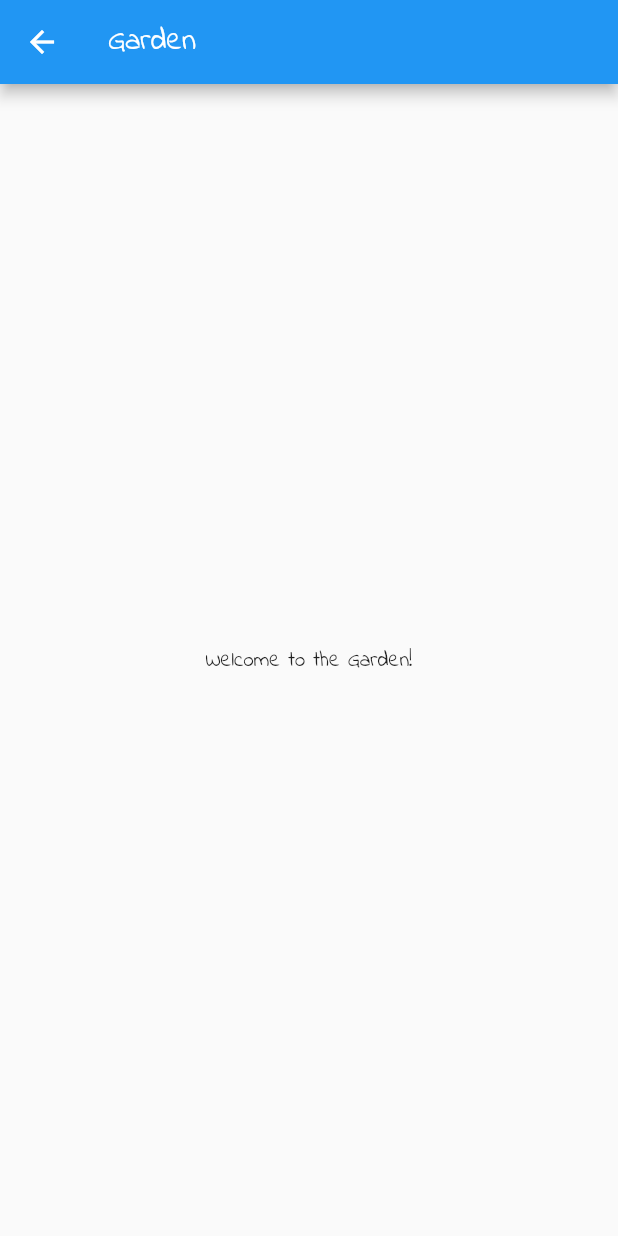
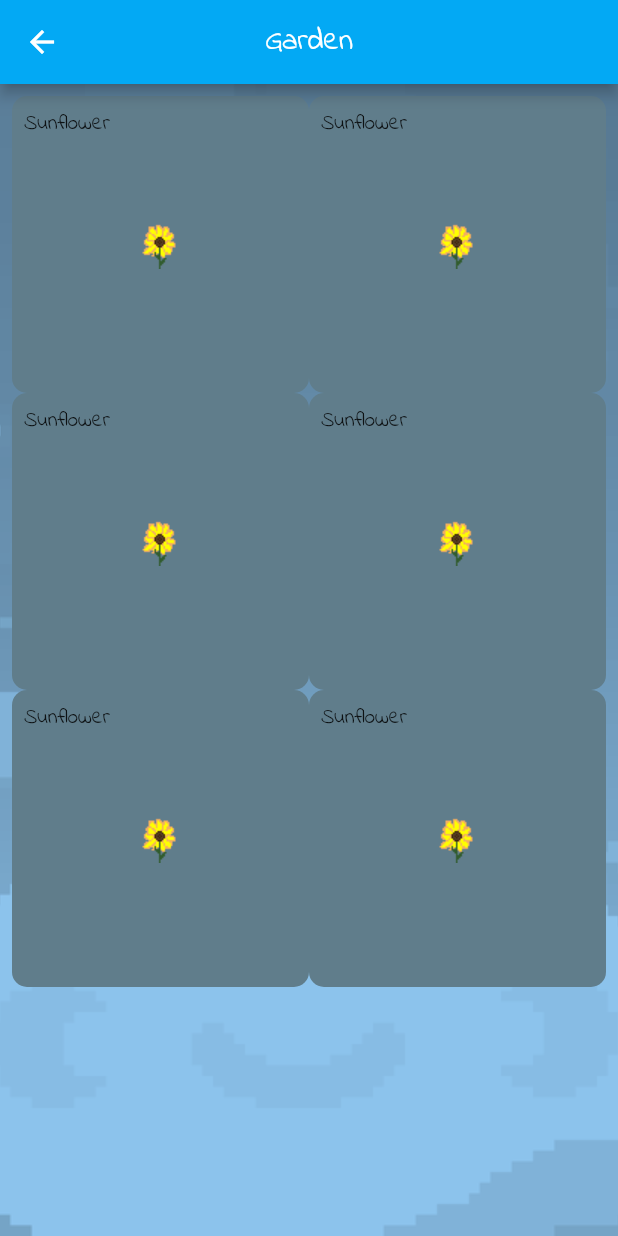
Before and after one commit to yuuutong/Orbital-Project, a Flutter app: the HomeScreen screen opened directly, in the side drawer, after a tap on "Garden", on a phone screen of 412 x 824 dp. Run offline on Flutter 3.47's test engine with Material 2 defaults, Android fonts, the light colour scheme and no system bars; our stand-ins replace cloud_firestore, firebase_auth, firebase_core, fl_chart, flutter_spinkit, flutter_tags and 1 more; missing offline and left inert: dart:ffi; accounts and stored records are empty.

Commit message:
Garden edits
added flower
indent edits

```diff
--- /dev/null
+++ b/sleeplah/lib/Component/flower_tile.dart
@@ -0,0 +1,33 @@
+import 'package:flutter/material.dart';
+
+class Flower extends StatefulWidget {
+  // const Flower({super.key});
+
+  String flowerName;
+  AssetImage flowerImage;
+
+  Flower(this.flowerName, this.flowerImage);
+
+  @override
+  State<Flower> createState() => _FlowerState(flowerName, flowerImage);
+}
+
+class _FlowerState extends State<Flower> {
+  String flowerName;
+  AssetImage flowerImage;
+
+  _FlowerState(this.flowerName, this.flowerImage);
+
+  @override
+  Widget build(BuildContext context) {
+    return Container(
+      padding: const EdgeInsets.all(8.0),
+      decoration: BoxDecoration(
+        image: DecorationImage(image: flowerImage),
+        color: Colors.blueGrey,
+        borderRadius: BorderRadius.circular(10),
+      ),
+      child: Text(flowerName),
+    );
+  }
+}
--- a/sleeplah/lib/Component/startSleepingButton.dart
+++ b/sleeplah/lib/Component/startSleepingButton.dart
@@ -21,7 +21,7 @@ class startSleepingButtonState extends State<startSleepingButton> {
 
   @override
   Widget build(BuildContext context) {
-    double defaultSize = SizeConfig?.defaultSize ?? 1;
+    double defaultSize = SizeConfig.defaultSize ?? 1;
     return Container(
         alignment: Alignment.center,
         child: Container(
--- a/sleeplah/lib/Component/time_picker.dart
+++ b/sleeplah/lib/Component/time_picker.dart
@@ -68,8 +68,7 @@ class TimePickerState extends State<TimePicker> {
       children: [
         Text(title),
         Container(
-          padding: const EdgeInsets.all(
-              8.0), //EdgeInsets.symmetric(horizontal: 20, vertical: 5),
+          padding: const EdgeInsets.all(8.0), //EdgeInsets.symmetric(horizontal: 20, vertical: 5),
           decoration: BoxDecoration(
             color: Colors.lightBlueAccent,
             border: Border.all(),
--- a/sleeplah/lib/Component/wakeUpButton.dart
+++ b/sleeplah/lib/Component/wakeUpButton.dart
@@ -21,7 +21,7 @@ class wakeUpButtonState extends State<wakeUpButton> {
 
   @override
   Widget build(BuildContext context) {
-    double defaultSize = SizeConfig?.defaultSize ?? 1;
+    double defaultSize = SizeConfig.defaultSize ?? 1;
     return Container(
         alignment: Alignment.center,
         child: Container(
--- a/sleeplah/lib/Screens/Garden.dart
+++ b/sleeplah/lib/Screens/Garden.dart
@@ -1,4 +1,5 @@
 import 'package:flutter/material.dart';
+import 'package:sleeplah/Component/flower_tile.dart';
 
 class Garden extends StatefulWidget {
   const Garden({Key? key}) : super(key: key);
@@ -12,11 +13,30 @@ class _GardenState extends State<Garden> {
   Widget build(BuildContext context) {
     return Scaffold(
       appBar: AppBar(
-        title: const Text("Garden")
+        title: const Text("Garden"),
+        backgroundColor: Colors.lightBlue,
+        centerTitle: true,
+      ),
+      body: Stack(children: [
+        const Positioned.fill(
+          child: Image(
+            image: AssetImage("assets/images/background.png"),
+            fit: BoxFit.fitHeight,
+          ),
         ),
-      body: const Center(
-        child: Text('Welcome to the Garden!'),
-      ),
+        GridView.count(
+          crossAxisCount: 2,
+          padding: const EdgeInsets.all(8.0),
+          children: <Widget>[
+            Flower("Sunflower", const AssetImage("assets/images/sunflower.png")),
+            Flower("Sunflower", const AssetImage("assets/images/sunflower.png")),
+            Flower("Sunflower", const AssetImage("assets/images/sunflower.png")),
+            Flower("Sunflower", const AssetImage("assets/images/sunflower.png")),
+            Flower("Sunflower", const AssetImage("assets/images/sunflower.png")),
+            Flower("Sunflower", const AssetImage("assets/images/sunflower.png")),
+          ],
+        )
+      ]),
     );
   }
 }
--- a/sleeplah/lib/Screens/awake.dart
+++ b/sleeplah/lib/Screens/awake.dart
@@ -14,30 +14,41 @@ class _awakeState extends State<awake> {
   @override
   Widget build(BuildContext context) {
     return Scaffold(
-        //appBar: AppBar(title: const Text("Statistics")),
-        body: Stack(children: [
+      appBar: AppBar(),
+      body: Stack(
+        children: [
           const Positioned.fill(
             child: Image(
               image: AssetImage("assets/images/background.png"),
               fit: BoxFit.fitHeight,
-      )),
-      Column(mainAxisAlignment: MainAxisAlignment.center, children: [
+            ),
+          ),
+          Column(
+            mainAxisAlignment: MainAxisAlignment.center,
+            children: [
               const Flexible(
                 child: Text(
                   'Good morning!\n \n Shanna is excited \n to start a new day!',
                   textAlign: TextAlign.center,
                   overflow: TextOverflow.ellipsis,
                   style: TextStyle(fontWeight: FontWeight.bold, fontSize: 30),
-        )),
+                ),
+              ),
               Flexible(
                 fit: FlexFit.tight,
                 flex: 3,
                 child: Container(
                   padding: const EdgeInsets.all(8.0),
                   child: const Image(
-                    image: AssetImage(
-                        "assets/images/shanna-removebg-preview.png"))))
-      ])
-    ]));
+                    image:
+                        AssetImage("assets/images/shanna-removebg-preview.png"),
+                  ),
+                ),
+              ),
+            ],
+          ),
+        ],
+      ),
+    );
   }
 }
--- a/sleeplah/lib/Screens/sleep.dart
+++ b/sleeplah/lib/Screens/sleep.dart
@@ -15,30 +15,41 @@ class _sleepState extends State<sleep> {
   @override
   Widget build(BuildContext context) {
     return Scaffold(
-        //appBar: AppBar(title: const Text("Statistics")),
-        body: Stack(children: [
+      appBar: AppBar(),
+      body: Stack(
+        children: [
           const Positioned.fill(
             child: Image(
               image: AssetImage("assets/images/background.png"),
               fit: BoxFit.fitHeight,
-      )),
-      Column(mainAxisAlignment: MainAxisAlignment.center, children: [
+            ),
+          ),
+          Column(
+            mainAxisAlignment: MainAxisAlignment.center,
+            children: [
               const Flexible(
                 child: Text(
                   'Good Night with Shanna!',
                   textAlign: TextAlign.center,
                   overflow: TextOverflow.ellipsis,
                   style: TextStyle(fontWeight: FontWeight.bold, fontSize: 30),
-        )),
+                ),
+              ),
               Flexible(
                 fit: FlexFit.tight,
                 flex: 3,
                 child: Container(
                   padding: const EdgeInsets.all(8.0),
                   child: const Image(
-                    image: AssetImage(
-                        "assets/images/shanna-removebg-preview.png"))))
-      ])
-    ]));
+                    image:
+                        AssetImage("assets/images/shanna-removebg-preview.png"),
+                  ),
+                ),
+              ),
+            ],
+          ),
+        ],
+      ),
+    );
   }
 }
```
Also changed, not shown: sleeplah/lib/Screens/Home_Screen.dart (+11 -6 lines), sleeplah/assets/images/sunflower.png (added). Lines whose indentation alone changed are shown as unchanged.
